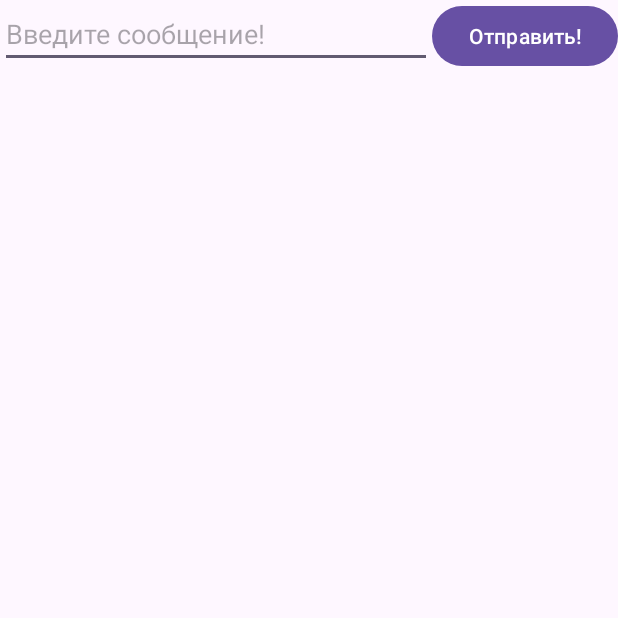
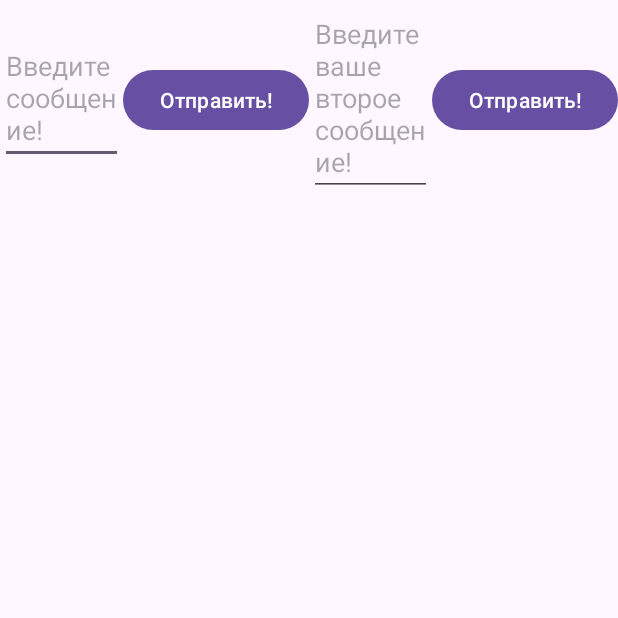
Before and after one commit to lui0000/mobile-app-development-task-1, an Android app: the screen it shows after launch (MainActivity), on a phone screen of 412 x 824 dp, the top half of it. Run offline under Robolectric (Android 15) with nearby library versions, the phone set to English and light mode, and no system bars.

Commit message:
added text and button for 4 point

```diff
--- a/app/src/main/res/layout/activity_main.xml
+++ b/app/src/main/res/layout/activity_main.xml
@@ -18,6 +18,18 @@
         android:layout_height="wrap_content"
         android:text="@string/button_send"
         android:onClick="sendMessage"/>
+    <EditText
+        android:id="@+id/edit_message2"
+        android:layout_width="0dp"
+        android:layout_height="wrap_content"
+        android:layout_weight="1"
+        android:hint="@string/edit_message2" />
+
+    <Button
+        android:layout_width="wrap_content"
+        android:layout_height="wrap_content"
+        android:text="@string/button_send"
+        android:onClick="sendMessage"/>
 
 
 </LinearLayout>
--- a/app/src/main/res/values/strings.xml
+++ b/app/src/main/res/values/strings.xml
@@ -4,5 +4,8 @@
     <string name="button_send">Отправить!</string>
     <string name="title_activity_display_message">Мое сообщение</string>
 
+    <string name="edit_message2">Введите ваше второе сообщение!</string>
+    <string name="title_activity_display_message2">Мое сообщение</string>
+
 
 </resources>
```
Also changed, not shown: 1 other file.
